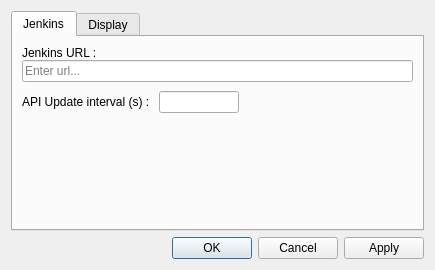
Old version of the form src/views/uis/preferencesdialog.ui in the repository Kaldor37/jenkins-cute-view.
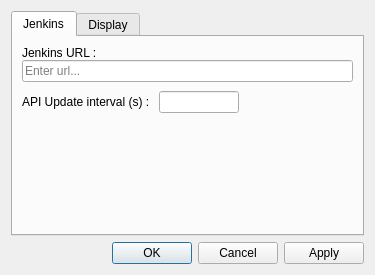
New version of the form. The open tabs and pages were chosen to show the change.

What changed in the file:
```diff
--- a/src/views/uis/preferencesdialog.ui
+++ b/src/views/uis/preferencesdialog.ui
@@ -9,10 +9,22 @@
    <rect>
     <x>0</x>
     <y>0</y>
-    <width>435</width>
-    <height>270</height>
+    <width>375</width>
+    <height>275</height>
    </rect>
   </property>
+  <property name="minimumSize">
+   <size>
+    <width>375</width>
+    <height>275</height>
+   </size>
+  </property>
+  <property name="maximumSize">
+   <size>
+    <width>375</width>
+    <height>275</height>
+   </size>
+  </property>
   <property name="windowTitle">
    <string>Preferences</string>
   </property>
```
Left out of the diff: 2 changed lines with no effect on the pictures.
